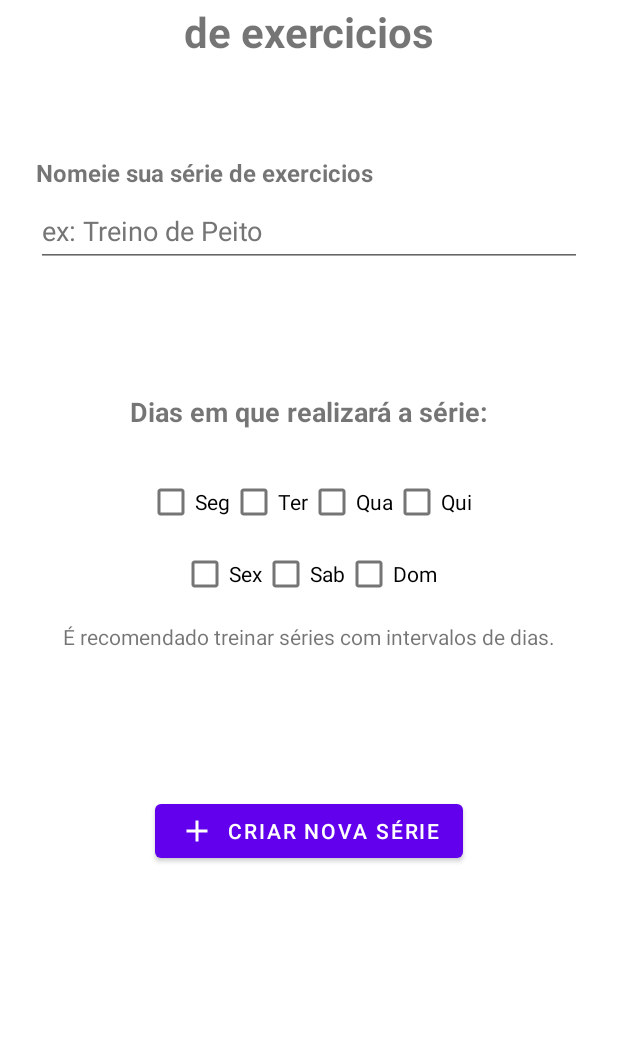
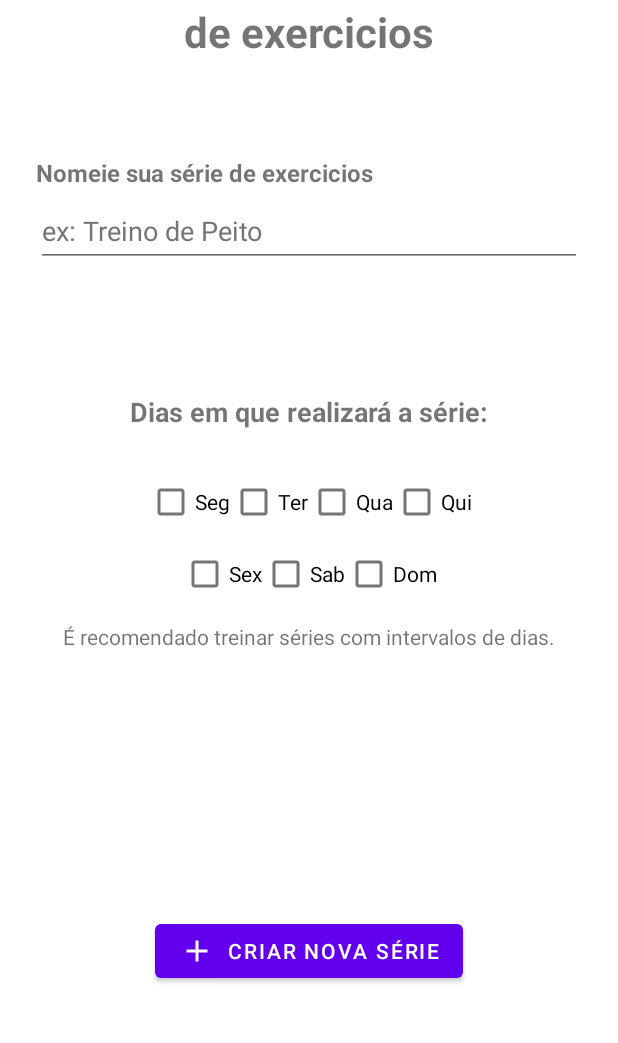
Before and after one commit to VicktorMS/gym_notes, an Android app: the screen it shows after launch once a user with an empty profile is signed in (HomeActivity), after a tap on an icon or button, on a phone screen of 412 x 824 dp, the part 118-1161 px from its top. Run offline under Robolectric (Android 15) with nearby library versions, the phone set to English and light mode, and no system bars; our stand-ins replace AdMob, Firebase (no records; nobody signed in at launch, a user with empty details on screens opened directly).

```diff
--- a/app/src/main/java/br/edu/infnet/myapplication/ui/home/CadastrarExercicioFragment.kt
+++ b/app/src/main/java/br/edu/infnet/myapplication/ui/home/CadastrarExercicioFragment.kt
@@ -1,3 +1,4 @@
+/*
 package br.edu.infnet.myapplication.ui.home
 
 import android.os.Bundle
@@ -73,4 +74,4 @@ class CadastrarExercicioFragment : Fragment() {
 
 
 
-}
+}*/
--- a/app/src/main/java/br/edu/infnet/myapplication/ui/home/SerieFragment.kt
+++ b/app/src/main/java/br/edu/infnet/myapplication/ui/home/SerieFragment.kt
@@ -44,9 +44,9 @@ class SerieFragment : Fragment() {
 
     private fun setupClickListeners() {
         binding.apply {
-            floatingActionButtonAddExercicio.setOnClickListener {
+          /*  floatingActionButtonAddExercicio.setOnClickListener {
                 nav(R.id.action_serieFragment_to_cadastrarExercicioFragment)
-            }
+            }*/
             imageViewEditSerie.setOnClickListener{
                 nav(R.id.action_serieFragment_to_cadastrarExercicioFragment)
             }
--- a/app/src/main/java/br/edu/infnet/myapplication/ui/login/LoginFragment.kt
+++ b/app/src/main/java/br/edu/infnet/myapplication/ui/login/LoginFragment.kt
@@ -47,13 +47,13 @@ class LoginFragment : Fragment() {
             btnSignIn.setOnClickListener {
                 onSignInClick()
             }
-            btnSignOn.setOnClickListener {
-                onSignOnClick()
+            btnLoginSignOn.setOnClickListener {
+                navOnClick()
             }
         }
     }
 
-    private fun onSignOnClick() {
+    private fun navOnClick() {
         findNavController().navigate(R.id.action_loginFragment_to_cadastroFragment)
     }
 
--- a/app/src/main/res/layout/activity_main.xml
+++ b/app/src/main/res/layout/activity_main.xml
@@ -18,7 +18,9 @@
         app:adUnitId="ca-app-pub-3940256099942544/6300978111"
         app:layout_constraintBottom_toBottomOf="parent"
         app:layout_constraintEnd_toEndOf="parent"
-        app:layout_constraintStart_toStartOf="parent"></com.google.android.gms.ads.AdView>
+        app:layout_constraintStart_toStartOf="parent">
+
+    </com.google.android.gms.ads.AdView>
 
     <androidx.fragment.app.FragmentContainerView
         android:id="@+id/nav_main_fragment"
--- a/app/src/main/res/layout/fragment_cadastrar_serie.xml
+++ b/app/src/main/res/layout/fragment_cadastrar_serie.xml
@@ -146,6 +146,7 @@
         android:layout_marginTop="96dp"
         android:text="@string/criar_nova_s_rie"
         app:icon="@drawable/ic_baseline_add_24"
+        app:layout_constraintBottom_toBottomOf="parent"
         app:layout_constraintEnd_toEndOf="parent"
         app:layout_constraintStart_toStartOf="parent"
         app:layout_constraintTop_toBottomOf="@id/textViewTip" />
--- a/app/src/main/res/layout/fragment_login.xml
+++ b/app/src/main/res/layout/fragment_login.xml
@@ -100,7 +100,7 @@
                 app:layout_constraintTop_toBottomOf="@+id/til_password" />
 
             <Button
-                android:id="@+id/btn_sign_on"
+                android:id="@+id/btnLogin_sign_on"
                 style="@style/Widget.MaterialComponents.Button.OutlinedButton"
                 android:layout_width="0dp"
                 android:layout_height="wrap_content"
--- a/app/src/main/res/layout/fragment_serie.xml
+++ b/app/src/main/res/layout/fragment_serie.xml
@@ -66,7 +66,7 @@
         app:layout_constraintStart_toStartOf="parent"
         app:layout_constraintTop_toBottomOf="@+id/divider" />
 
-    <com.google.android.material.floatingactionbutton.FloatingActionButton
+    <!--<com.google.android.material.floatingactionbutton.FloatingActionButton
         android:id="@+id/floatingActionButtonAddExercicio"
         android:layout_width="wrap_content"
         android:layout_height="wrap_content"
@@ -75,5 +75,5 @@
         android:clickable="true"
         android:src="@drawable/ic_baseline_add_24"
         app:layout_constraintBottom_toBottomOf="parent"
-        app:layout_constraintEnd_toEndOf="parent" />
+        app:layout_constraintEnd_toEndOf="parent" />-->
 </androidx.constraintlayout.widget.ConstraintLayout>
--- a/app/src/main/res/values-night/themes.xml
+++ b/app/src/main/res/values-night/themes.xml
@@ -2,15 +2,24 @@
     <!-- Base application theme. -->
     <style name="Theme.GymNotesApp" parent="Theme.MaterialComponents.DayNight.DarkActionBar">
         <!-- Primary brand color. -->
-        <item name="colorPrimary">@color/purple_200</item>
+        <item name="colorPrimary">@color/purple_500</item>
         <item name="colorPrimaryVariant">@color/purple_700</item>
-        <item name="colorOnPrimary">@color/black</item>
+        <item name="colorOnPrimary">@color/white</item>
         <!-- Secondary brand color. -->
         <item name="colorSecondary">@color/teal_200</item>
-        <item name="colorSecondaryVariant">@color/teal_200</item>
+        <item name="colorSecondaryVariant">@color/teal_700</item>
         <item name="colorOnSecondary">@color/black</item>
         <!-- Status bar color. -->
         <item name="android:statusBarColor">?attr/colorPrimaryVariant</item>
         <!-- Customize your theme here. -->
     </style>
+
+    <style name="Theme.GymNotesApp.NoActionBar">
+        <item name="windowActionBar">false</item>
+        <item name="windowNoTitle">true</item>
+    </style>
+
+    <style name="Theme.GymNotesApp.AppBarOverlay" parent="ThemeOverlay.AppCompat.Dark.ActionBar" />
+
+    <style name="Theme.GymNotesApp.PopupOverlay" parent="ThemeOverlay.AppCompat.Light" />
 </resources>
```
Also changed, not shown: app/src/main/java/br/edu/infnet/myapplication/ui/login/CadastroFragment.kt (+17 -7 lines).
